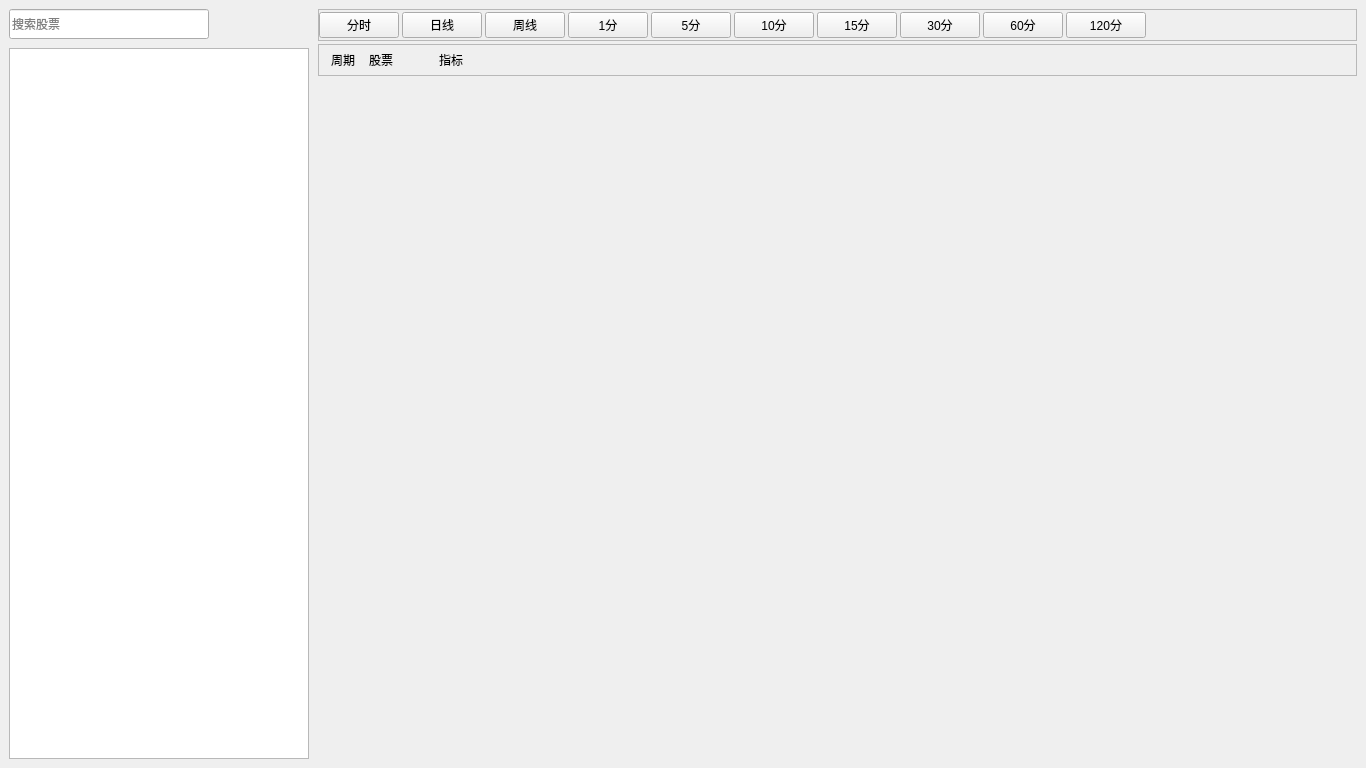
Above: gui/qt_widgets/market/MarketWidget.ui from Daydreamer-AI/MPolicy before the change. Below: the same form after it.
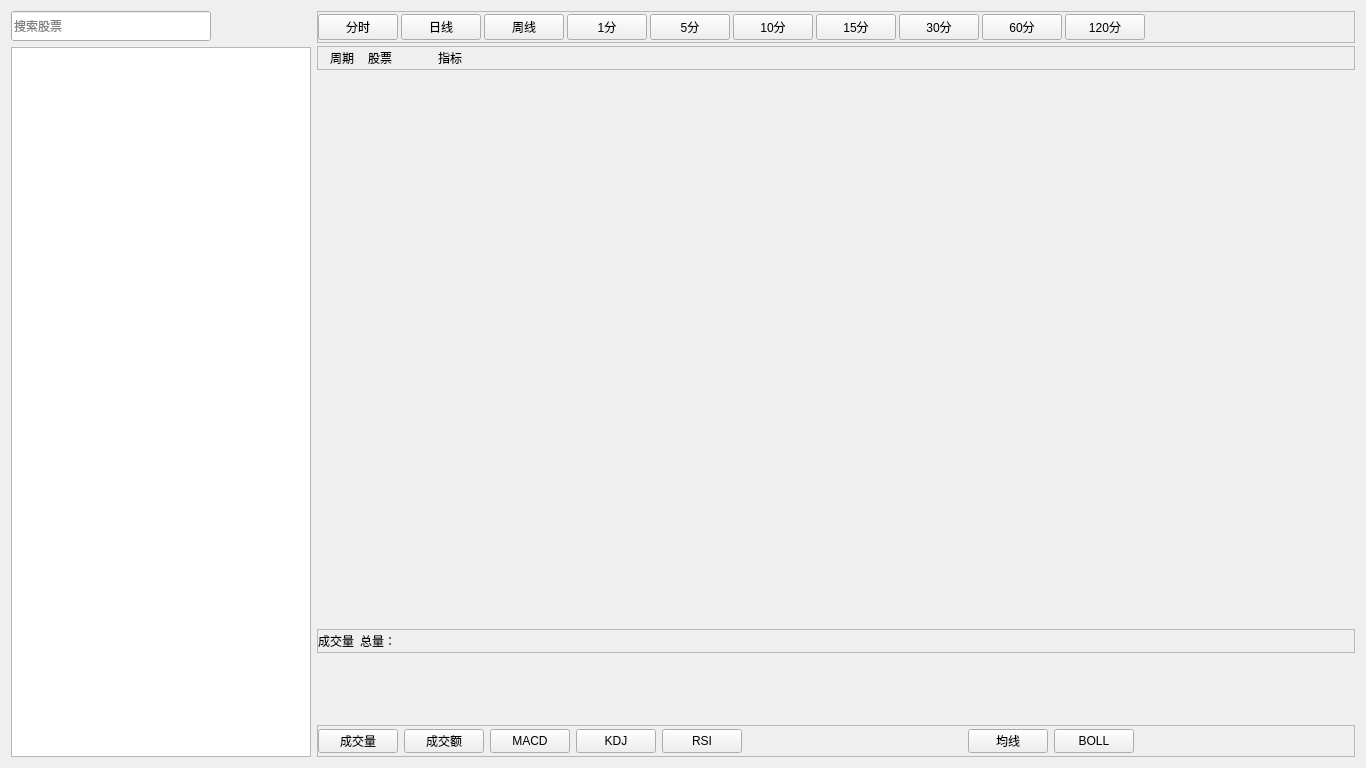
That is the form after the change.

Commit message: 添加成交量绘制示例

What changed in the file:
```diff
--- a/gui/qt_widgets/market/MarketWidget.ui
+++ b/gui/qt_widgets/market/MarketWidget.ui
@@ -13,22 +13,7 @@
   <property name="windowTitle">
    <string>Form</string>
   </property>
-  <layout class="QHBoxLayout" name="horizontalLayout_3">
-   <property name="spacing">
-    <number>9</number>
-   </property>
-   <property name="leftMargin">
-    <number>9</number>
-   </property>
-   <property name="topMargin">
-    <number>9</number>
-   </property>
-   <property name="rightMargin">
-    <number>9</number>
-   </property>
-   <property name="bottomMargin">
-    <number>9</number>
-   </property>
+  <layout class="QHBoxLayout" name="horizontalLayout_5">
    <item>
     <layout class="QVBoxLayout" name="verticalLayout">
      <item>
@@ -81,6 +66,11 @@
     </layout>
    </item>
    <item>
+    <layout class="QVBoxLayout" name="verticalLayout_5">
+     <property name="spacing">
+      <number>3</number>
+     </property>
+     <item>
     <layout class="QVBoxLayout" name="verticalLayout_2" stretch="0,0,3,1">
      <property name="spacing">
       <number>3</number>
@@ -212,13 +202,13 @@
        <property name="minimumSize">
         <size>
          <width>0</width>
-         <height>32</height>
+           <height>24</height>
         </size>
        </property>
        <property name="maximumSize">
         <size>
          <width>16777215</width>
-         <height>32</height>
+           <height>24</height>
         </size>
        </property>
        <property name="frameShape">
@@ -313,8 +303,41 @@
       <widget class="QWidget" name="widget_volume" native="true">
        <layout class="QVBoxLayout" name="verticalLayout_4">
         <property name="spacing">
+           <number>3</number>
+          </property>
+          <property name="leftMargin">
          <number>0</number>
         </property>
+          <property name="topMargin">
+           <number>0</number>
+          </property>
+          <property name="rightMargin">
+           <number>0</number>
+          </property>
+          <property name="bottomMargin">
+           <number>0</number>
+          </property>
+          <item>
+           <widget class="QFrame" name="frame_volume_title">
+            <property name="minimumSize">
+             <size>
+              <width>0</width>
+              <height>24</height>
+             </size>
+            </property>
+            <property name="maximumSize">
+             <size>
+              <width>16777215</width>
+              <height>24</height>
+             </size>
+            </property>
+            <property name="frameShape">
+             <enum>QFrame::StyledPanel</enum>
+            </property>
+            <property name="frameShadow">
+             <enum>QFrame::Raised</enum>
+            </property>
+            <layout class="QHBoxLayout" name="horizontalLayout_4">
         <property name="leftMargin">
          <number>0</number>
         </property>
@@ -327,6 +350,257 @@
         <property name="bottomMargin">
          <number>0</number>
         </property>
+             <item>
+              <widget class="QLabel" name="label_volume">
+               <property name="minimumSize">
+                <size>
+                 <width>0</width>
+                 <height>16</height>
+                </size>
+               </property>
+               <property name="maximumSize">
+                <size>
+                 <width>16777215</width>
+                 <height>16</height>
+                </size>
+               </property>
+               <property name="text">
+                <string>成交量</string>
+               </property>
+              </widget>
+             </item>
+             <item>
+              <widget class="QLabel" name="label_volume_2">
+               <property name="minimumSize">
+                <size>
+                 <width>0</width>
+                 <height>16</height>
+                </size>
+               </property>
+               <property name="maximumSize">
+                <size>
+                 <width>16777215</width>
+                 <height>16</height>
+                </size>
+               </property>
+               <property name="text">
+                <string>总量：</string>
+               </property>
+              </widget>
+             </item>
+             <item>
+              <spacer name="horizontalSpacer_2">
+               <property name="orientation">
+                <enum>Qt::Horizontal</enum>
+               </property>
+               <property name="sizeHint" stdset="0">
+                <size>
+                 <width>40</width>
+                 <height>20</height>
+                </size>
+               </property>
+              </spacer>
+             </item>
+            </layout>
+           </widget>
+          </item>
+         </layout>
+        </widget>
+       </item>
+      </layout>
+     </item>
+     <item>
+      <widget class="QFrame" name="frame_indicators_tool">
+       <property name="minimumSize">
+        <size>
+         <width>0</width>
+         <height>32</height>
+        </size>
+       </property>
+       <property name="maximumSize">
+        <size>
+         <width>16777215</width>
+         <height>32</height>
+        </size>
+       </property>
+       <property name="frameShape">
+        <enum>QFrame::StyledPanel</enum>
+       </property>
+       <property name="frameShadow">
+        <enum>QFrame::Raised</enum>
+       </property>
+       <layout class="QHBoxLayout" name="horizontalLayout_3">
+        <property name="leftMargin">
+         <number>0</number>
+        </property>
+        <property name="topMargin">
+         <number>0</number>
+        </property>
+        <property name="rightMargin">
+         <number>0</number>
+        </property>
+        <property name="bottomMargin">
+         <number>0</number>
+        </property>
+        <item>
+         <widget class="QPushButton" name="btn_indicator_volume">
+          <property name="minimumSize">
+           <size>
+            <width>0</width>
+            <height>24</height>
+           </size>
+          </property>
+          <property name="maximumSize">
+           <size>
+            <width>16777215</width>
+            <height>24</height>
+           </size>
+          </property>
+          <property name="text">
+           <string>成交量</string>
+          </property>
+         </widget>
+        </item>
+        <item>
+         <widget class="QPushButton" name="btn_indicator_amount">
+          <property name="minimumSize">
+           <size>
+            <width>0</width>
+            <height>24</height>
+           </size>
+          </property>
+          <property name="maximumSize">
+           <size>
+            <width>16777215</width>
+            <height>24</height>
+           </size>
+          </property>
+          <property name="text">
+           <string>成交额</string>
+          </property>
+         </widget>
+        </item>
+        <item>
+         <widget class="QPushButton" name="btn_indicator_macd">
+          <property name="minimumSize">
+           <size>
+            <width>0</width>
+            <height>24</height>
+           </size>
+          </property>
+          <property name="maximumSize">
+           <size>
+            <width>16777215</width>
+            <height>24</height>
+           </size>
+          </property>
+          <property name="text">
+           <string>MACD</string>
+          </property>
+         </widget>
+        </item>
+        <item>
+         <widget class="QPushButton" name="btn_indicator_kdj">
+          <property name="minimumSize">
+           <size>
+            <width>0</width>
+            <height>24</height>
+           </size>
+          </property>
+          <property name="maximumSize">
+           <size>
+            <width>16777215</width>
+            <height>24</height>
+           </size>
+          </property>
+          <property name="text">
+           <string>KDJ</string>
+          </property>
+         </widget>
+        </item>
+        <item>
+         <widget class="QPushButton" name="btn_indicator_rsi">
+          <property name="minimumSize">
+           <size>
+            <width>0</width>
+            <height>24</height>
+           </size>
+          </property>
+          <property name="maximumSize">
+           <size>
+            <width>16777215</width>
+            <height>24</height>
+           </size>
+          </property>
+          <property name="text">
+           <string>RSI</string>
+          </property>
+         </widget>
+        </item>
+        <item>
+         <spacer name="horizontalSpacer_3">
+          <property name="orientation">
+           <enum>Qt::Horizontal</enum>
+          </property>
+          <property name="sizeHint" stdset="0">
+           <size>
+            <width>40</width>
+            <height>20</height>
+           </size>
+          </property>
+         </spacer>
+        </item>
+        <item>
+         <widget class="QPushButton" name="btn_indicator_ma">
+          <property name="minimumSize">
+           <size>
+            <width>0</width>
+            <height>24</height>
+           </size>
+          </property>
+          <property name="maximumSize">
+           <size>
+            <width>16777215</width>
+            <height>24</height>
+           </size>
+          </property>
+          <property name="text">
+           <string>均线</string>
+          </property>
+         </widget>
+        </item>
+        <item>
+         <widget class="QPushButton" name="btn_indicator_boll">
+          <property name="minimumSize">
+           <size>
+            <width>0</width>
+            <height>24</height>
+           </size>
+          </property>
+          <property name="maximumSize">
+           <size>
+            <width>16777215</width>
+            <height>24</height>
+           </size>
+          </property>
+          <property name="text">
+           <string>BOLL</string>
+          </property>
+         </widget>
+        </item>
+        <item>
+         <spacer name="horizontalSpacer_4">
+          <property name="orientation">
+           <enum>Qt::Horizontal</enum>
+          </property>
+          <property name="sizeHint" stdset="0">
+           <size>
+            <width>40</width>
+            <height>20</height>
+           </size>
+          </property>
+         </spacer>
+        </item>
        </layout>
       </widget>
      </item>
```
Lines whose indentation alone changed are shown as unchanged. The commit also changes 5 other files.
